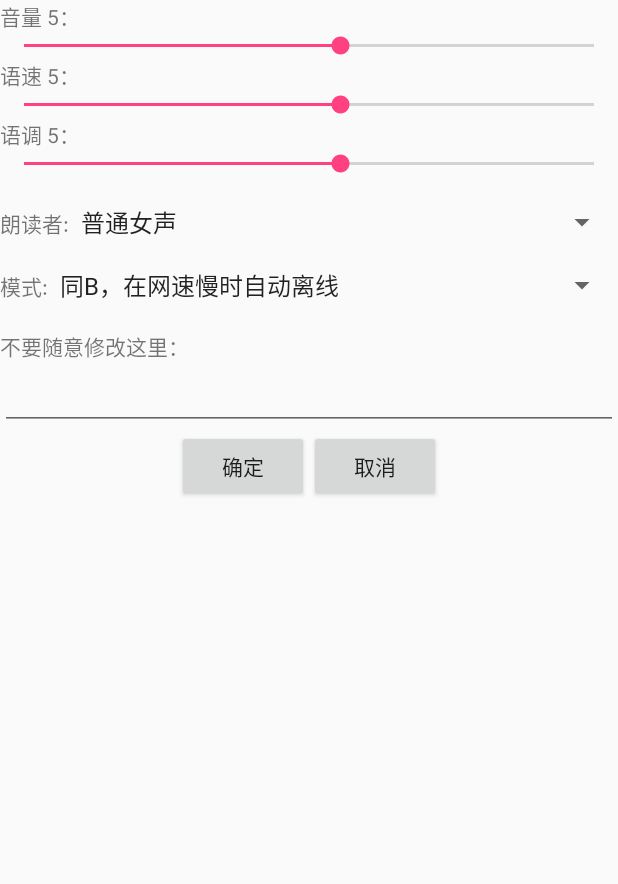
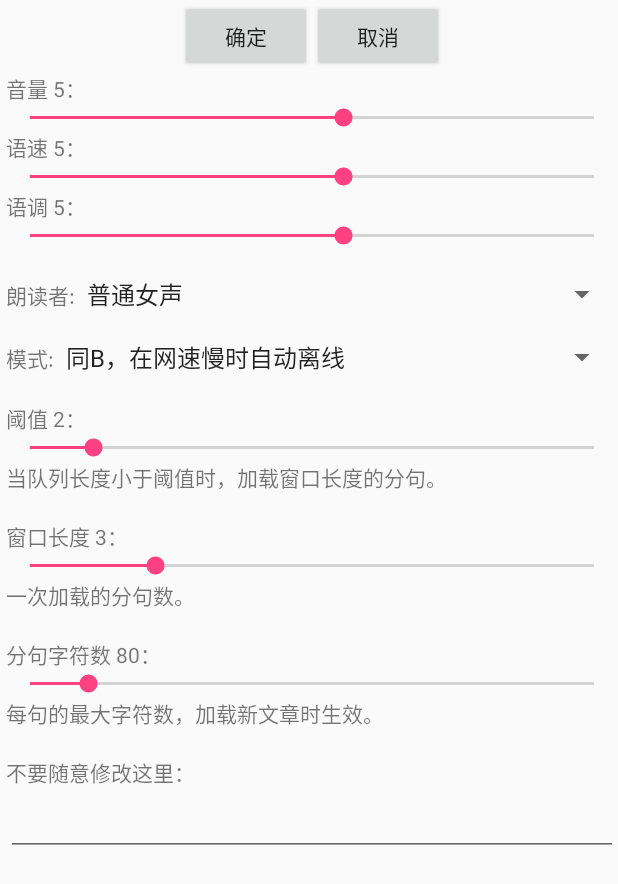
Before and after one commit to animalize/Ting_Android, an Android app: the OptionActivity screen opened directly, with no data from a screen before it, on a phone screen of 412 x 824 dp. Shown: the top 884 px of the screen. Run offline under Robolectric (Android 15) with nearby library versions, the phone set to English and light mode, and no system bars; libraries missing offline, so code that uses them is left out: com.baidu.tts.

Commit message:
Setting 4

```diff
--- a/app/src/main/java/com/github/animalize/ting/OptionActivity.java
+++ b/app/src/main/java/com/github/animalize/ting/OptionActivity.java
@@ -30,8 +30,11 @@ public class OptionActivity extends AppCompatActivity implements View.OnClickLis
 
     private TextView volumeText, speedText, pitchText;
     private SeekBar volumeSeekbar, speedSeekbar, pitchSeekbar;
+    private int mNowSpeaker, mNowMixMode;
 
-    private int mNowSpeaker, mNowMixMode;
+    private TextView thresholdText, windowText, fenjuText;
+    private SeekBar thresholdSeekbar, windowSeekbar, fenjuSeekbar;
+    private int mNowThreshold, mNowWindow, mNowFenju;
 
     public static void actionStart(Activity activity, int requestCode) {
         Intent i = new Intent(activity, OptionActivity.class);
@@ -89,6 +92,38 @@ public class OptionActivity extends AppCompatActivity implements View.OnClickLis
         mNowMixMode = mTTSSetting.getmMixMode();
         mixModeSpinner.setSelection(mNowMixMode);
 
+        // 服务设置
+
+        // 阈值
+        thresholdSeekbar = (SeekBar) findViewById(R.id.threshold_seekbar);
+        thresholdSeekbar.setMax(TingSetting.THRESHOLD_MAX - Setting.THRESHOLD_MIN);
+        mNowThreshold = mTTSSetting.getmThreshold();
+        thresholdSeekbar.setProgress(mNowThreshold - TingSetting.THRESHOLD_MIN);
+        thresholdSeekbar.setOnSeekBarChangeListener(this);
+
+        thresholdText = (TextView) findViewById(R.id.threshold_text);
+        thresholdText.setText("阈值 " + mTTSSetting.getmThreshold() + "：");
+
+        // 窗口长度
+        windowSeekbar = (SeekBar) findViewById(R.id.window_seekbar);
+        windowSeekbar.setMax(TingSetting.WINDOW_MAX - Setting.WINDOW_MIN);
+        mNowWindow = mTTSSetting.getmWindow();
+        windowSeekbar.setProgress(mNowWindow - TingSetting.WINDOW_MIN);
+        windowSeekbar.setOnSeekBarChangeListener(this);
+
+        windowText = (TextView) findViewById(R.id.window_text);
+        windowText.setText("窗口长度 " + mTTSSetting.getmWindow() + "：");
+
+        // 分句字符数
+        fenjuSeekbar = (SeekBar) findViewById(R.id.fenju_seekbar);
+        fenjuSeekbar.setMax(TingSetting.FENJU_MAX - Setting.FENJU_MIN);
+        mNowFenju = mTTSSetting.getmFenJu();
+        fenjuSeekbar.setProgress(mNowFenju - TingSetting.FENJU_MIN);
+        fenjuSeekbar.setOnSeekBarChangeListener(this);
+
+        fenjuText = (TextView) findViewById(R.id.fenju_text);
+        fenjuText.setText("分句字符数 " + mTTSSetting.getmFenJu() + "：");
+
         // 过滤器
         Set<String> filters = mConfig.getmFilters();
         String s = "";
@@ -120,6 +155,10 @@ public class OptionActivity extends AppCompatActivity implements View.OnClickLis
                 mTTSSetting.setmSpeaker(mNowSpeaker);
                 mTTSSetting.setmMixMode(mNowMixMode);
 
+                mTTSSetting.setmThreshold(mNowThreshold);
+                mTTSSetting.setmWindow(mNowWindow);
+                mTTSSetting.setmFenJu(mNowFenju);
+
                 // 保存到磁盘
                 mTTSSetting.saveSetting();
 
@@ -147,6 +186,21 @@ public class OptionActivity extends AppCompatActivity implements View.OnClickLis
 
             case R.id.pitch_seekbar:
                 pitchText.setText("语调 " + progress + "：");
+                break;
+
+            case R.id.threshold_seekbar:
+                mNowThreshold = progress + TingSetting.THRESHOLD_MIN;
+                thresholdText.setText("阈值 " + mNowThreshold + "：");
+                break;
+
+            case R.id.window_seekbar:
+                mNowWindow = progress + TingSetting.WINDOW_MIN;
+                windowText.setText("窗口长度 " + mNowWindow + "：");
+                break;
+
+            case R.id.fenju_seekbar:
+                mNowFenju = progress + TingSetting.FENJU_MIN;
+                fenjuText.setText("分句字符数 " + mNowFenju + "：");
                 break;
         }
     }
--- a/app/src/main/java/com/github/animalize/ting/TTS/Setting.java
+++ b/app/src/main/java/com/github/animalize/ting/TTS/Setting.java
@@ -12,6 +12,19 @@ public abstract class Setting {
     public static final int MIX_MODE_HIGH_SPEED_NETWORK = 1;
     public static final int MIX_MODE_HIGH_SPEED_SYNTHESIZE_WIFI = 2;
     public static final int MIX_MODE_HIGH_SPEED_SYNTHESIZE = 3;
+
+    public static final int THRESHOLD_DEFAULT = 2;
+    public static final int THRESHOLD_MIN = 1;
+    public static final int THRESHOLD_MAX = 10;
+
+    public static final int WINDOW_DEFAULT = 3;
+    public static final int WINDOW_MIN = 1;
+    public static final int WINDOW_MAX = 10;
+
+    public static final int FENJU_DEFAULT = 80;
+    public static final int FENJU_MIN = 32;
+    public static final int FENJU_MAX = 500;
+
     private static final String[] SPEAKER_NAMES = {
             "普通女声", "普通男声", "特别男声", "情感男声", "情感儿童声"};
     private static String[] MIXMODE_NAMES = {
@@ -46,6 +59,10 @@ public abstract class Setting {
  * */
     private int mMixMode = MIX_MODE_HIGH_SPEED_SYNTHESIZE;
 
+    private int mThreshold = THRESHOLD_DEFAULT;
+    private int mWindow = WINDOW_DEFAULT;
+    private int mFenJu = FENJU_DEFAULT;
+
     public Setting() {
         loadSetting();
     }
@@ -56,6 +73,42 @@ public abstract class Setting {
 
     public static String[] getMixModeNameList() {
         return MIXMODE_NAMES;
+    }
+
+    public int getmFenJu() {
+        return mFenJu;
+    }
+
+    public void setmFenJu(int mFenJu) {
+        if (FENJU_MIN <= mFenJu && mFenJu <= FENJU_MAX) {
+            this.mFenJu = mFenJu;
+        } else {
+            this.mFenJu = FENJU_DEFAULT;
+        }
+    }
+
+    public int getmThreshold() {
+        return mThreshold;
+    }
+
+    public void setmThreshold(int mThreshold) {
+        if (THRESHOLD_MIN <= mThreshold && mThreshold <= THRESHOLD_MAX) {
+            this.mThreshold = mThreshold;
+        } else {
+            this.mThreshold = THRESHOLD_DEFAULT;
+        }
+    }
+
+    public int getmWindow() {
+        return mWindow;
+    }
+
+    public void setmWindow(int mWindow) {
+        if (WINDOW_MIN <= mWindow && mWindow <= WINDOW_MAX) {
+            this.mWindow = mWindow;
+        } else {
+            this.mWindow = WINDOW_DEFAULT;
+        }
     }
 
     public abstract void loadSetting();
--- a/app/src/main/res/layout/activity_option.xml
+++ b/app/src/main/res/layout/activity_option.xml
@@ -1,12 +1,39 @@
 <?xml version="1.0" encoding="utf-8"?>
-<LinearLayout xmlns:android="http://schemas.android.com/apk/res/android"
+<ScrollView xmlns:android="http://schemas.android.com/apk/res/android"
     xmlns:tools="http://schemas.android.com/tools"
+    android:layout_width="match_parent"
+    android:layout_height="match_parent"
+    android:fadeScrollbars="false"
+    android:scrollbarStyle="outsideInset"
+    android:verticalScrollbarPosition="left"
+    tools:context="com.github.animalize.ting.OptionActivity">
+
+    <LinearLayout
         android:layout_width="match_parent"
         android:layout_height="match_parent"
         android:descendantFocusability="beforeDescendants"
         android:focusableInTouchMode="true"
-    android:orientation="vertical"
-    tools:context="com.github.animalize.ting.OptionActivity">
+        android:orientation="vertical">
+
+        <LinearLayout
+            android:layout_width="match_parent"
+            android:layout_height="wrap_content"
+            android:gravity="center_horizontal"
+            android:orientation="horizontal">
+
+            <Button
+                android:id="@+id/ok"
+                android:layout_width="wrap_content"
+                android:layout_height="wrap_content"
+                android:text="确定" />
+
+            <Button
+                android:id="@+id/cancel"
+                android:layout_width="wrap_content"
+                android:layout_height="wrap_content"
+                android:text="取消" />
+
+        </LinearLayout>
 
         <TextView
             android:id="@+id/volume_text"
@@ -79,6 +106,60 @@
         </LinearLayout>
 
         <TextView
+            android:id="@+id/threshold_text"
+            android:layout_width="wrap_content"
+            android:layout_height="wrap_content"
+            android:layout_marginTop="18dp"
+            android:text="阈值：" />
+
+        <SeekBar
+            android:id="@+id/threshold_seekbar"
+            android:layout_width="match_parent"
+            android:layout_height="wrap_content" />
+
+        <TextView
+            android:layout_width="wrap_content"
+            android:layout_height="wrap_content"
+            android:text="当队列长度小于阈值时，加载窗口长度的分句。" />
+
+
+        <TextView
+            android:id="@+id/window_text"
+            android:layout_width="wrap_content"
+            android:layout_height="wrap_content"
+            android:layout_marginTop="18dp"
+            android:text="窗口长度：" />
+
+        <SeekBar
+            android:id="@+id/window_seekbar"
+            android:layout_width="match_parent"
+            android:layout_height="wrap_content" />
+
+        <TextView
+            android:layout_width="wrap_content"
+            android:layout_height="wrap_content"
+            android:text="一次加载的分句数。" />
+
+
+        <TextView
+            android:id="@+id/fenju_text"
+            android:layout_width="wrap_content"
+            android:layout_height="wrap_content"
+            android:layout_marginTop="18dp"
+            android:text="分句字符数：" />
+
+        <SeekBar
+            android:id="@+id/fenju_seekbar"
+            android:layout_width="match_parent"
+            android:layout_height="wrap_content" />
+
+        <TextView
+            android:layout_width="wrap_content"
+            android:layout_height="wrap_content"
+            android:text="每句的最大字符数，加载新文章时生效。" />
+
+
+        <TextView
             android:layout_width="wrap_content"
             android:layout_height="wrap_content"
             android:layout_marginTop="18dp"
@@ -89,24 +170,5 @@
             android:layout_width="match_parent"
             android:layout_height="wrap_content" />
 
-    <LinearLayout
-        android:layout_width="match_parent"
-        android:layout_height="wrap_content"
-        android:gravity="center_horizontal"
-        android:orientation="horizontal">
-
-        <Button
-            android:id="@+id/ok"
-            android:layout_width="wrap_content"
-            android:layout_height="wrap_content"
-            android:text="确定" />
-
-        <Button
-            android:id="@+id/cancel"
-            android:layout_width="wrap_content"
-            android:layout_height="wrap_content"
-            android:text="取消" />
-
     </LinearLayout>
-
-</LinearLayout>
+</ScrollView>
```
Also changed, not shown: app/src/main/java/com/github/animalize/ting/TTS/TTSService.java (+18 -10 lines), app/src/main/java/com/github/animalize/ting/TTS/TingSetting.java (+21 -0 lines). Lines whose indentation alone changed are shown as unchanged.
